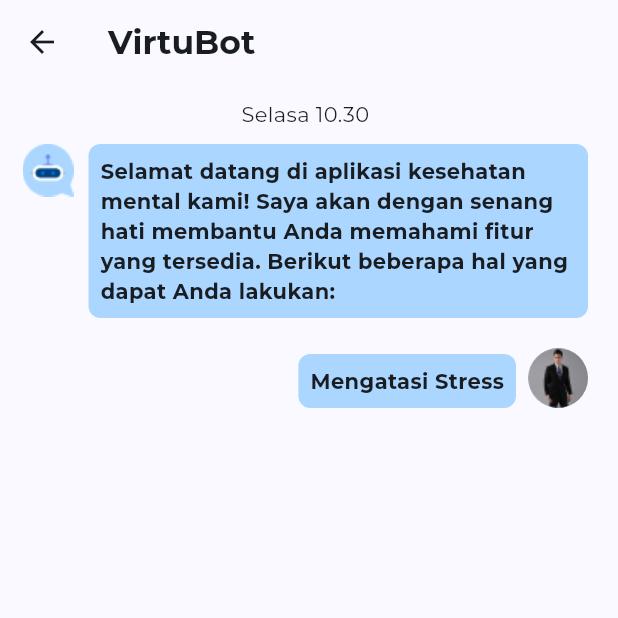
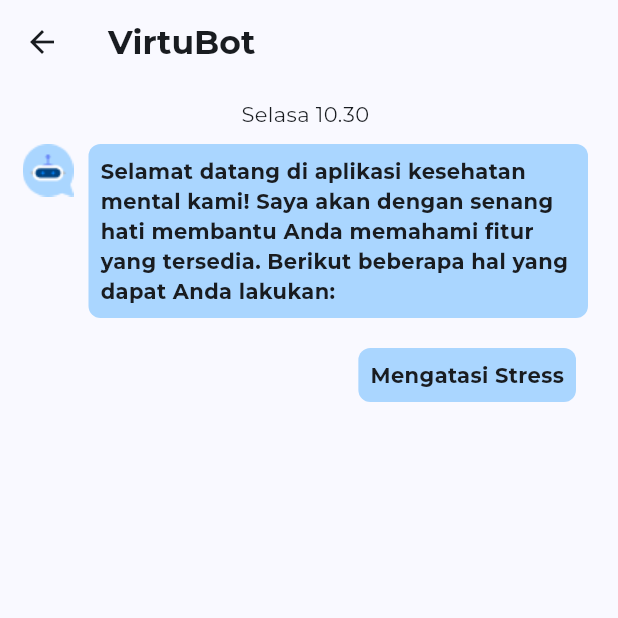
Before and after one commit to Capstone-Mental-Health-Care-Group-6/mobile-capstone, a Flutter app: the ChatAIScreen screen opened directly, after a tap on "Mengatasi Stress", on a phone screen of 412 x 824 dp, the top half of it. Run offline on Flutter 3.47's test engine with Material 2 defaults, Android fonts, the phone set to English and light mode, and no system bars; our stand-ins replace carousel_slider, dio, dotted_border, dotted_line, flutter_svg, getwidget and 9 more; accounts and stored records are empty; network calls fail; project files that could hold a hidden picture were left out.

```diff
--- a/lib/view/screen/chat_bot_ai_screen.dart
+++ b/lib/view/screen/chat_bot_ai_screen.dart
@@ -1,6 +1,7 @@
 import 'package:empathi_care/model/chat_bot_ai_model.dart';
 import 'package:empathi_care/utils/constant/date.dart';
 import 'package:empathi_care/view_model/chat_bot_ai_view_model.dart';
+import 'package:empathi_care/view_model/get_patient_by_id_view_model.dart';
 import 'package:flutter/material.dart';
 import 'package:provider/provider.dart';
 import 'package:shared_preferences/shared_preferences.dart';
@@ -18,6 +19,10 @@ class _ChatAIScreenState extends State<ChatAIScreen> {
   late SharedPreferences sp;
   String token = '';
 
+  late GetPatientByIdViewModel getPatientByIdViewModel;
+
+  String avatar = "";
+
   @override
   void initState() {
     super.initState();
@@ -30,6 +35,11 @@ class _ChatAIScreenState extends State<ChatAIScreen> {
   void initial() async {
     sp = await SharedPreferences.getInstance();
     token = sp.getString('accesstoken').toString();
+    if (sp != null) {
+      avatar = sp.getString('avatar') ?? '';
+      await Future.delayed(const Duration(seconds: 2));
+      setState(() {});
+    }
   }
 
   @override
@@ -124,10 +134,12 @@ class _ChatAIScreenState extends State<ChatAIScreen> {
             ),
           ),
           const SizedBox(width: 8.0),
-          const CircleAvatar(
-            backgroundImage: AssetImage('assets/images/Ellipse 7.png'),
-            radius: 20.0,
-          ),
+          if (avatar.isNotEmpty) ...[
+            CircleAvatar(
+              backgroundImage: NetworkImage(avatar),
+              radius: 20.0,
+            )
+          ]
         ],
       ),
     );
```
